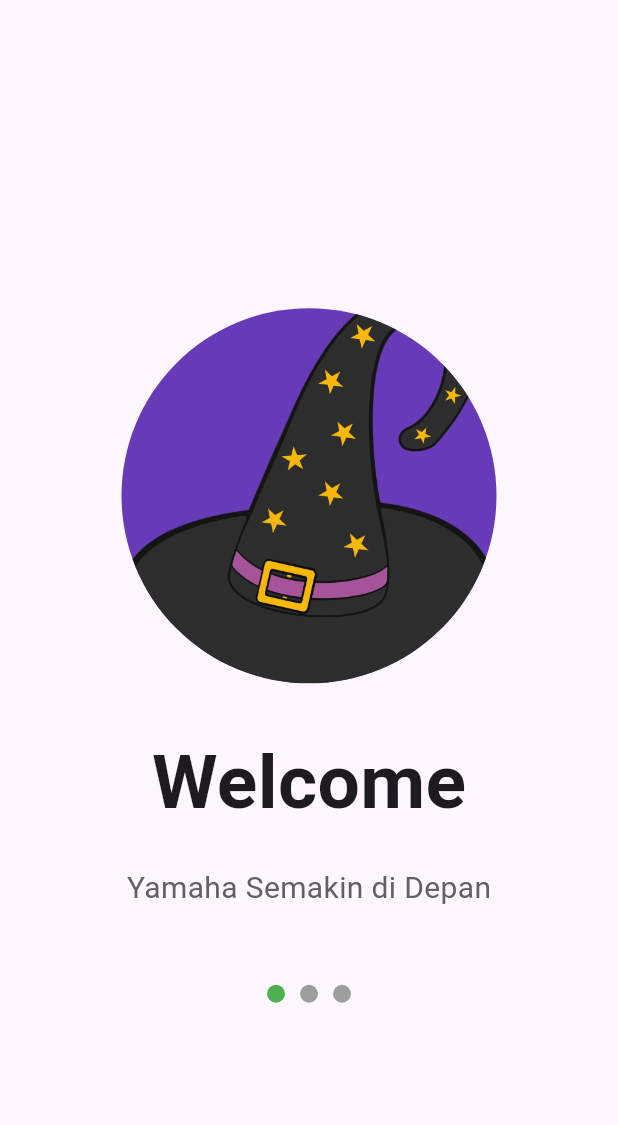
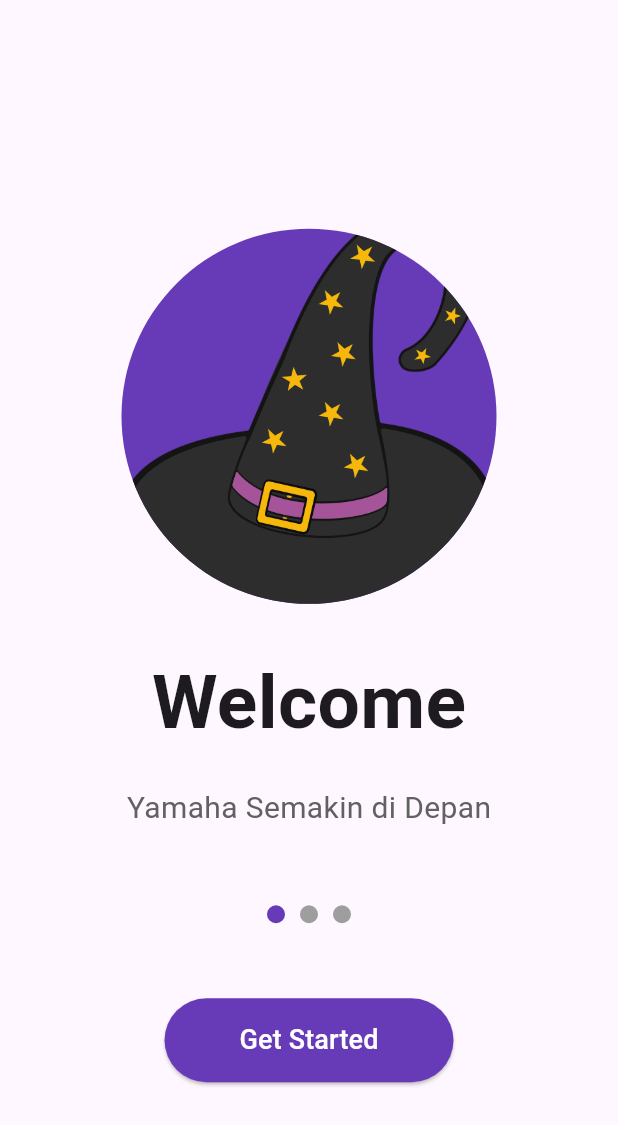
Before and after one commit to Hartamatamatama/tugas_week_5_1123150117, a Flutter app: the screen it shows after launch, on a phone screen of 412 x 824 dp. Shown: the top 1125 px of the screen. Run offline on Flutter 3.47's test engine with Material 3 defaults, Android fonts, the phone set to English and light mode, and no system bars.

Commit message:
Update Membuat Button Continue dengan tulisan Get Started

```diff
--- a/lib/screen/splash_screen_1.dart
+++ b/lib/screen/splash_screen_1.dart
@@ -1,3 +1,5 @@
+import 'dart:math';
+
 import 'package:flutter/material.dart';
 import 'package:splash_screen_1123150117/main.dart';
 
@@ -44,7 +46,7 @@ class SplashScreen1 extends StatelessWidget {
                   height: 12,
                   decoration: BoxDecoration(
                     shape: BoxShape.circle,
-                    color: Colors.green,
+                    color: Colors.deepPurple,
                   ),
                 ),
                 SizedBox(width: 10),
@@ -67,6 +69,31 @@ class SplashScreen1 extends StatelessWidget {
                 ),
               ],
             ),
+            SizedBox(height: 50),
+            Container(
+              child: ElevatedButton(
+                onPressed: () {
+                  Navigator.push(
+                    context,
+                    MaterialPageRoute(builder: (context) => MyApp()),
+                  );
+                },
+                style: ElevatedButton.styleFrom(
+                  backgroundColor: Colors.deepPurple,
+                  padding: EdgeInsets.symmetric(
+                    horizontal: 50.0,
+                    vertical: 15.0,
+                  ),
+                  shape: RoundedRectangleBorder(
+                    borderRadius: BorderRadius.circular(30.0),
+                  ),
+                ),
+                child: Text(
+                  'Get Started',
+                  style: TextStyle(fontSize: 18.0, color: Colors.white),
+                ),
+              ),
+            ),
           ],
         ),
       ),
```
